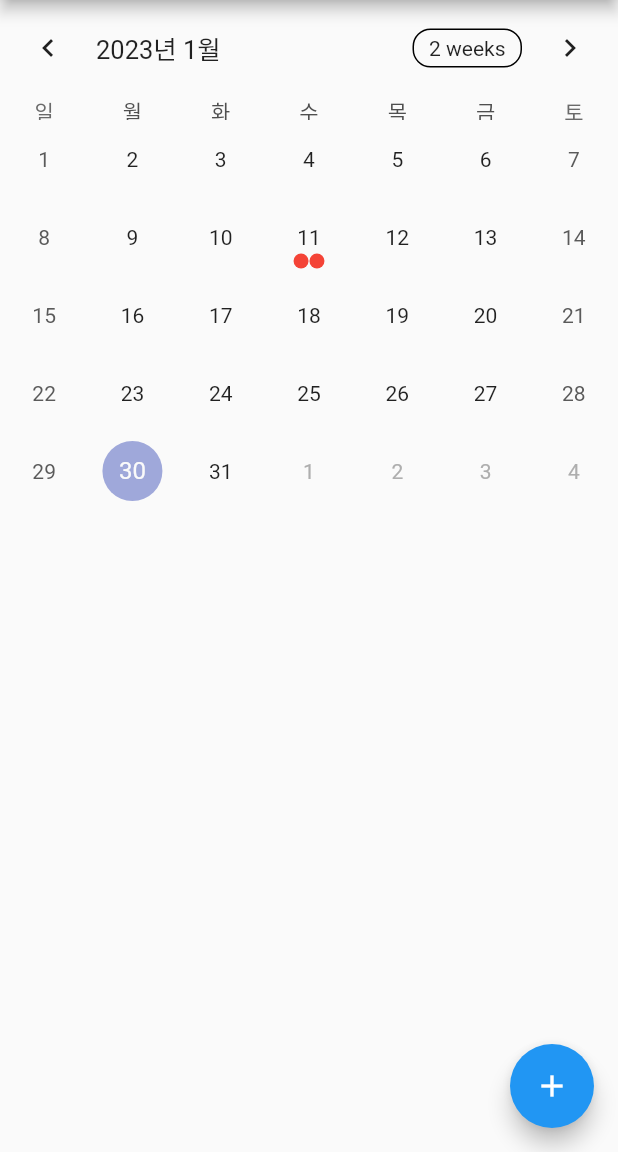
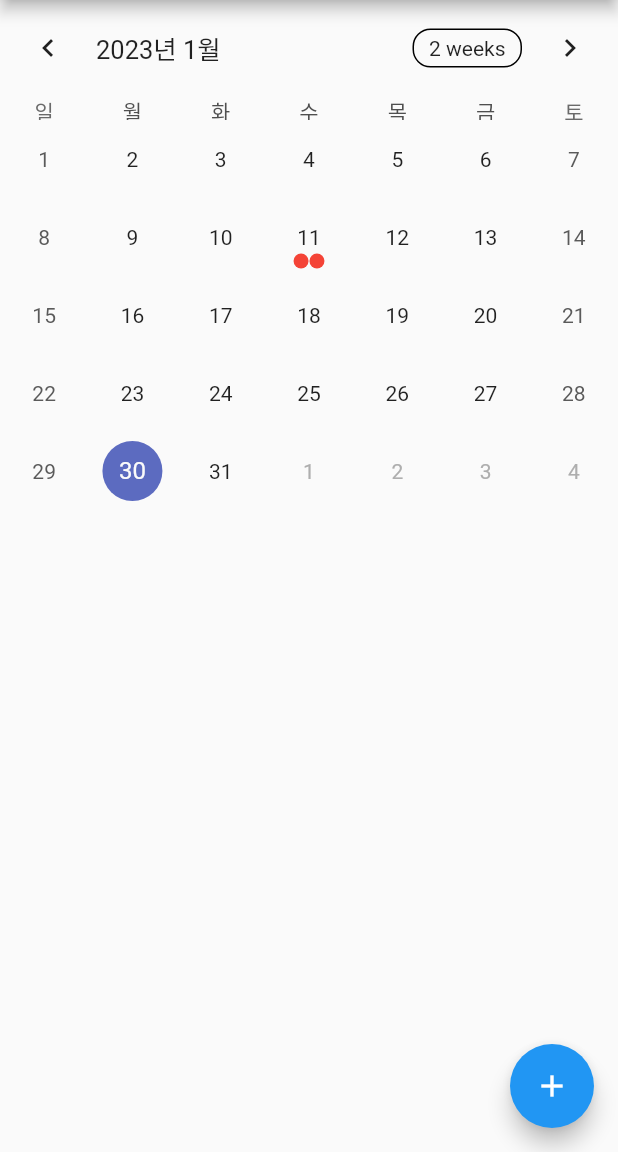
Before and after one commit to Uheeking/flutter_todo, a Flutter app: the screen it shows after launch, on a phone screen of 412 x 824 dp, the part 84-1236 px from its top. Run offline on Flutter 3.47's test engine with Material 2 defaults, Android fonts, the phone set to English and light mode, and no system bars; drawn by our look-alikes of table_calendar.

Commit message:
날짜 선택

```diff
--- a/lib/calendar.dart
+++ b/lib/calendar.dart
@@ -12,6 +12,13 @@ class Calendar extends StatefulWidget {
 }
 
 class _CalendarState extends State<Calendar> {
+  DateTime selectedDay = DateTime(
+    DateTime.now().year,
+    DateTime.now().month,
+    DateTime.now().day,
+  );
+  DateTime focusedDay = DateTime.now();
+
   Map<DateTime, List<Event>> events = {
     DateTime.utc(2023, 1, 11): [Event('title'), Event('title2')],
   };
@@ -33,9 +40,20 @@ class _CalendarState extends State<Calendar> {
       ),
       body: TableCalendar(
         locale: 'ko_KR',
-        focusedDay: DateTime.now(),
         firstDay: DateTime(2022, 1, 1),
         lastDay: DateTime(2023, 12, 31),
+        focusedDay: focusedDay,
+        onDaySelected: (DateTime selectedDay, DateTime focusedDay) {
+          // 선택된 날짜의 상태를 갱신합니다.
+          setState(() {
+            this.selectedDay = selectedDay;
+            this.focusedDay = focusedDay;
+          });
+        },
+        selectedDayPredicate: (DateTime day) {
+          // selectedDay 와 동일한 날짜의 모양을 바꿔줍니다.
+          return isSameDay(selectedDay, day);
+        },
         calendarFormat: _calendarFormat,
         onFormatChanged: (format) {
           print(format);
```
